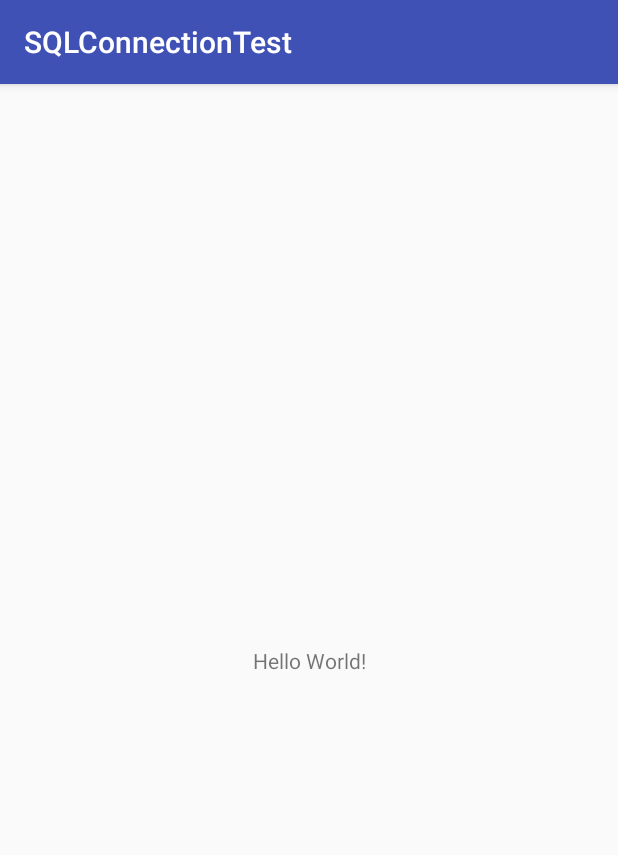
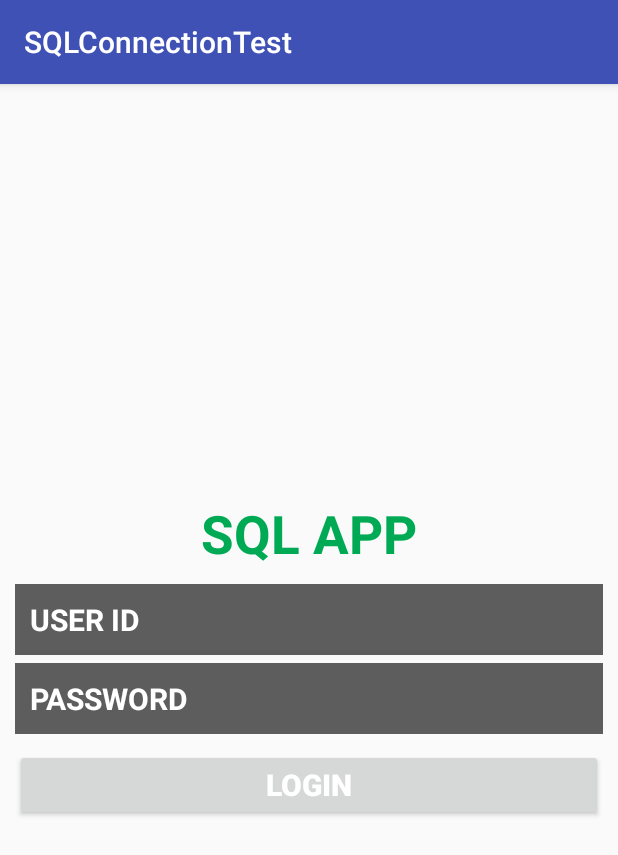
Before and after one commit to Rossy1995/SQLConnectionTest, an Android app: the screen it shows after launch (MainActivity), on a phone screen of 412 x 824 dp. Shown: the top 855 px of the screen. Run offline under Robolectric (Android 15) with nearby library versions, the phone set to English and light mode, and no system bars.

Commit message:
Code written for SQL connection (No database present)

```diff
--- a/app/build.gradle
+++ b/app/build.gradle
@@ -20,10 +20,11 @@ android {
 }
 
 dependencies {
-    compile fileTree(dir: 'libs', include: ['*.jar'])
+    compile fileTree(include: ['*.jar'], dir: 'libs')
     androidTestCompile('com.android.support.test.espresso:espresso-core:2.2.2', {
         exclude group: 'com.android.support', module: 'support-annotations'
     })
+    compile files('libs/jtds-1.2.7.jar')
     compile 'com.android.support:appcompat-v7:24.2.1'
     compile 'com.android.support.constraint:constraint-layout:1.0.0-alpha9'
     testCompile 'junit:junit:4.12'
--- /dev/null
+++ b/app/src/main/java/com/example/ross/sqlconnectiontest/DBConnection.java
@@ -0,0 +1,46 @@
+package com.example.ross.sqlconnectiontest;
+
+import android.annotation.SuppressLint;
+import android.os.StrictMode;
+import android.util.Log;
+
+import java.sql.Connection;
+import java.sql.DriverManager;
+import java.sql.SQLException;
+
+/**
+ * Created by Ross on 08/08/2017.
+ */
+
+public class DBConnection {
+
+    String ip = "ROSS-TOSH";
+    String dbClass = "net.sourceforge.jtds.jdbc.Driver";
+    String db = "Beacon";
+    String username = "Ross";
+    String password = "GreenwoodC";
+
+    @SuppressLint("NewApi")
+    public Connection CONN() {
+        StrictMode.ThreadPolicy policy = new StrictMode.ThreadPolicy.Builder()
+                .permitAll().build();
+        StrictMode.setThreadPolicy(policy);
+        Connection conn = null;
+        String ConnURL = null;
+        try {
+
+            Class.forName(dbClass);
+            ConnURL = "jdbc:jtds:sqlserver://" + ip + ";"
+                    + "databaseName=" + db + ";user=" + username + ";password="
+                    + password + ";";
+            conn = DriverManager.getConnection(ConnURL);
+        } catch (SQLException se) {
+            Log.e("ERRO", se.getMessage());
+        } catch (ClassNotFoundException e) {
+            Log.e("ERRO", e.getMessage());
+        } catch (Exception e) {
+            Log.e("ERRO", e.getMessage());
+        }
+        return conn;
+    }
+}
--- a/app/src/main/java/com/example/ross/sqlconnectiontest/MainActivity.java
+++ b/app/src/main/java/com/example/ross/sqlconnectiontest/MainActivity.java
@@ -1,13 +1,117 @@
 package com.example.ross.sqlconnectiontest;
 
+import android.content.Intent;
+import android.os.AsyncTask;
 import android.support.v7.app.AppCompatActivity;
 import android.os.Bundle;
+import android.view.View;
+import android.widget.Button;
+import android.widget.EditText;
+import android.widget.ProgressBar;
+import android.widget.Toast;
+
+import java.sql.Connection;
+import java.sql.ResultSet;
+import java.sql.Statement;
 
 public class MainActivity extends AppCompatActivity {
+
+    DBConnection dbConnection;
+    EditText username, password;
+    Button btnLogin;
+    ProgressBar progBar;
 
     @Override
     protected void onCreate(Bundle savedInstanceState) {
         super.onCreate(savedInstanceState);
         setContentView(R.layout.activity_main);
+
+        dbConnection = new DBConnection();;//the class file
+        username = (EditText) findViewById(R.id.userName);
+        password = (EditText) findViewById(R.id.passWord);
+        btnLogin = (Button) findViewById(R.id.btnLogin);
+        progBar = (ProgressBar) findViewById(R.id.progBar);
+        progBar.setVisibility(View.GONE);
+
+        btnLogin.setOnClickListener(new View.OnClickListener(){
+            @Override
+            public void onClick(View v)
+            {
+                Login login = new Login();
+                login.execute("");
+            }
+        });
+    }
+
+    public class Login extends AsyncTask<String,String,String>
+    {
+        String z = "";
+        Boolean isSuccess = false;
+
+        String user = username.getText().toString();
+        String pass = password.getText().toString();
+
+        @Override
+        protected void onPreExecute()
+        {
+            progBar.setVisibility(View.VISIBLE);
+        }
+
+        @Override
+        protected void onPostExecute(String r)
+        {
+            progBar.setVisibility(View.GONE);
+            Toast.makeText(MainActivity.this, r , Toast.LENGTH_SHORT).show();
+
+            if (isSuccess)
+            {
+                Intent i = new Intent(MainActivity.this, BeaconScanner.class);
+                startActivity(i);
+                finish();
+            }
+        }
+
+        @Override
+        protected String doInBackground(String... params)
+        {
+            if(user.trim().equals("") || pass.trim().equals(""))
+            {
+                z = "Please enter your username and password";
+            }
+            else
+            {
+                try
+                {
+                    Connection con = dbConnection.CONN();
+                    if (con == null)
+                    {
+                        z = "Error in connection with SQL server";
+                    }
+                    else
+                    {
+                        String query = "select * from User where UserID ='" + user + "' and password='" + pass + "'";
+                        Statement statement = con.createStatement();
+                        ResultSet rs = statement.executeQuery(query);
+
+                        if (rs.next())
+                        {
+                            z = "Login successful!";
+                            isSuccess = true;
+                        }
+                        else
+                        {
+                            z = "Invalid credentials";
+                            isSuccess = false;
+                        }
+                    }
+                }
+                catch (Exception ex)
+                {
+                    isSuccess = false;
+                    z = "Exceptions";
+                }
+            }
+            return z;
+        }
     }
 }
--- a/app/src/main/res/layout/activity_main.xml
+++ b/app/src/main/res/layout/activity_main.xml
@@ -1,18 +1,71 @@
 <?xml version="1.0" encoding="utf-8"?>
-<android.support.constraint.ConstraintLayout xmlns:android="http://schemas.android.com/apk/res/android"
+<RelativeLayout xmlns:android="http://schemas.android.com/apk/res/android"
     xmlns:app="http://schemas.android.com/apk/res-auto"
     xmlns:tools="http://schemas.android.com/tools"
     android:layout_width="match_parent"
     android:layout_height="match_parent"
     tools:context="com.example.ross.sqlconnectiontest.MainActivity">
 
-    <TextView
-        android:layout_width="wrap_content"
+    <LinearLayout
+        android:layout_width="match_parent"
         android:layout_height="wrap_content"
-        android:text="Hello World!"
-        app:layout_constraintBottom_toBottomOf="parent"
-        app:layout_constraintLeft_toLeftOf="parent"
-        app:layout_constraintRight_toRightOf="parent"
-        app:layout_constraintTop_toTopOf="parent" />
+        android:orientation="vertical"
+        android:layout_centerVertical="true"
+        android:padding="10dp">
 
-</android.support.constraint.ConstraintLayout>
+        <TextView
+            android:layout_width="match_parent"
+            android:layout_height="wrap_content"
+            android:text="SQL APP"
+            android:typeface="sans"
+            android:textSize="35sp"
+            android:textColor="#00aa55"
+            android:textStyle="bold"
+            android:gravity="center" />
+
+        <EditText
+            android:layout_width="match_parent"
+            android:layout_height="wrap_content"
+            android:layout_marginTop="10dp"
+            android:textColor="#ffffff"
+            android:textStyle="bold"
+            android:textColorHint="#ffffff"
+            android:background="#5d5d5d"
+            android:padding="10dp"
+            android:hint="USER ID"
+            android:textSize="20sp"
+            android:id="@+id/userName" />
+
+        <EditText
+            android:layout_width="match_parent"
+            android:layout_height="wrap_content"
+            android:textSize="20sp"
+            android:hint="PASSWORD"
+            android:textColor="#ffffff"
+            android:textColorHint="#ffffff"
+            android:textStyle="bold"
+            android:background="#5d5d5d"
+            android:padding="10dp"
+            android:inputType="textPassword"
+            android:layout_marginTop="5dp"
+            android:id="@+id/passWord" />
+
+        <Button
+            android:layout_width="match_parent"
+            android:layout_height="wrap_content"
+            android:textColor="#ffffff"
+            android:textStyle="bold"
+            android:textSize="20sp"
+            android:padding="10dp"
+            android:layout_marginTop="10dp"
+            android:id="@+id/btnLogin"
+            android:text="Login" />
+
+        <ProgressBar
+            android:layout_width="wrap_content"
+            android:layout_height="wrap_content"
+            android:layout_gravity="center"
+            android:id="@+id/progBar" />
+    </LinearLayout>
+
+</RelativeLayout>
```
Also changed, not shown: app/src/main/AndroidManifest.xml (+12 -2 lines), app/src/main/java/com/example/ross/sqlconnectiontest/BeaconScanner.java (added, +13 -0 lines), app/src/main/res/layout/activity_beacon_scanner.xml (added, +9 -0 lines), app/libs/jtds-1.2.7.jar (added).
